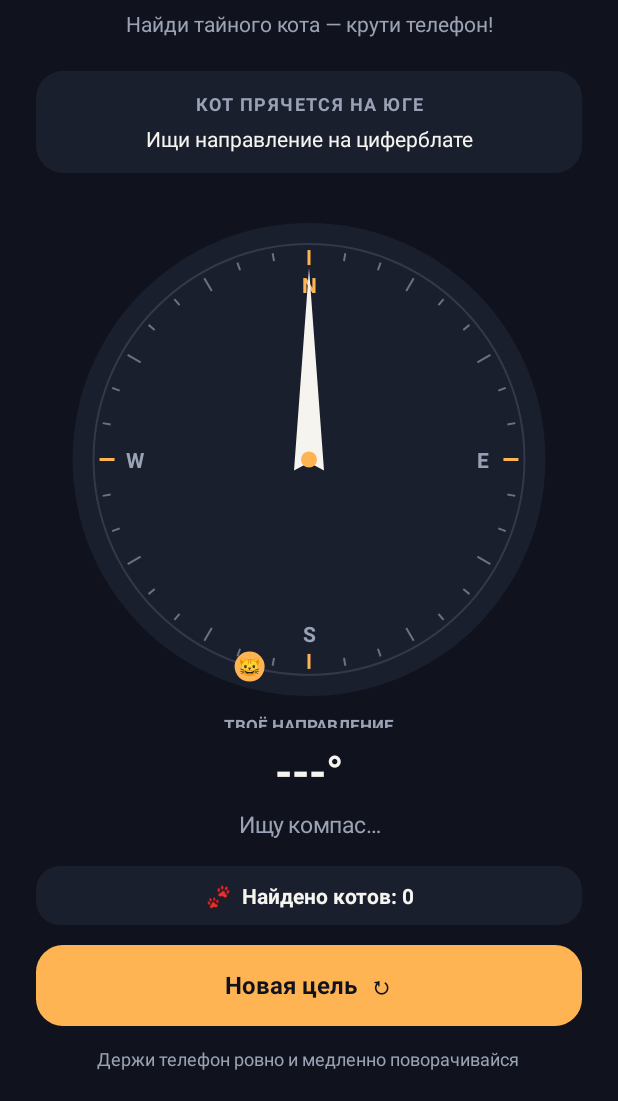
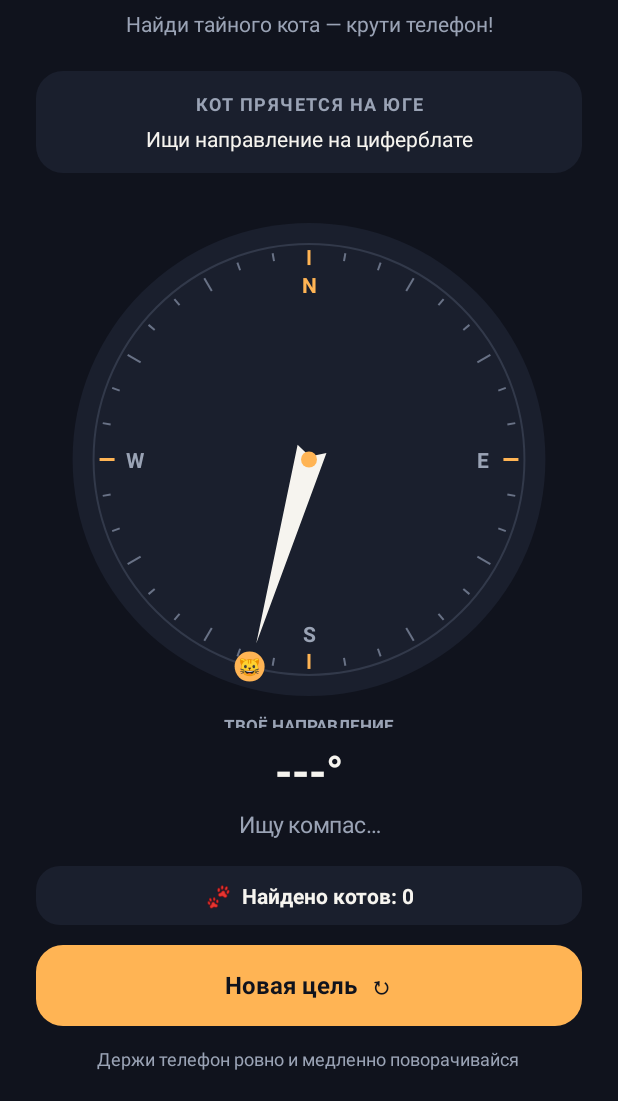
Before and after one commit to demchuckoleg-svg/kot, an Android app: the screen it shows after launch (MainActivity), on a phone screen of 412 x 824 dp, the part 135-1236 px from its top. Run offline under Robolectric (Android 15) with nearby library versions, the phone set to English and light mode, and no system bars.

Commit message:
Point compass needle toward target

```diff
--- a/app/src/main/java/com/kotokompas/app/MainActivity.java
+++ b/app/src/main/java/com/kotokompas/app/MainActivity.java
@@ -318,6 +318,8 @@ public class MainActivity extends Activity implements SensorEventListener {
             canvas.drawText("🐱", tx, ty + dp(4), paint);
 
             Path needle = new Path();
+            canvas.save();
+            canvas.rotate(relative, cx, cy);
             needle.moveTo(cx, cy - radius + dp(12));
             needle.lineTo(cx - dp(10), cy + dp(7));
             needle.lineTo(cx, cy + dp(2));
@@ -325,6 +327,7 @@ public class MainActivity extends Activity implements SensorEventListener {
             needle.close();
             paint.setColor(WHITE);
             canvas.drawPath(needle, paint);
+            canvas.restore();
             paint.setColor(ACCENT);
             canvas.drawCircle(cx, cy, dp(5), paint);
 
```
